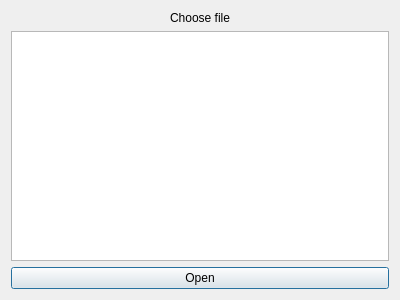
Above: client/dialog.ui from SimoneDutto/CollaborativeEditor before the change. Below: the same form after it.
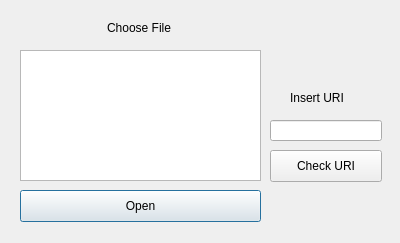
That is the form after the change.

Patch:
```diff
--- a/client/dialog.ui
+++ b/client/dialog.ui
@@ -7,34 +7,87 @@
     <x>0</x>
     <y>0</y>
     <width>400</width>
-    <height>300</height>
+    <height>243</height>
    </rect>
   </property>
   <property name="windowTitle">
    <string>Dialog</string>
   </property>
-  <layout class="QVBoxLayout" name="verticalLayout">
-   <item>
+  <widget class="QListWidget" name="listWidget">
+   <property name="geometry">
+    <rect>
+     <x>20</x>
+     <y>50</y>
+     <width>241</width>
+     <height>131</height>
+    </rect>
+   </property>
+  </widget>
     <widget class="QLabel" name="label">
+   <property name="geometry">
+    <rect>
+     <x>100</x>
+     <y>20</y>
+     <width>78</width>
+     <height>16</height>
+    </rect>
+   </property>
      <property name="text">
-      <string>Choose file</string>
+    <string>Choose File</string>
      </property>
      <property name="alignment">
       <set>Qt::AlignCenter</set>
      </property>
     </widget>
-   </item>
-   <item>
-    <widget class="QListWidget" name="listWidget"/>
-   </item>
-   <item>
     <widget class="QPushButton" name="pushButton">
+   <property name="geometry">
+    <rect>
+     <x>20</x>
+     <y>190</y>
+     <width>241</width>
+     <height>32</height>
+    </rect>
+   </property>
      <property name="text">
       <string>Open</string>
      </property>
     </widget>
-   </item>
-  </layout>
+  <widget class="QLabel" name="label_2">
+   <property name="geometry">
+    <rect>
+     <x>290</x>
+     <y>90</y>
+     <width>60</width>
+     <height>16</height>
+    </rect>
+   </property>
+   <property name="text">
+    <string>Insert URI</string>
+   </property>
+  </widget>
+  <widget class="QPushButton" name="pushButton_2">
+   <property name="geometry">
+    <rect>
+     <x>270</x>
+     <y>150</y>
+     <width>112</width>
+     <height>32</height>
+    </rect>
+   </property>
+   <property name="text">
+    <string>Check URI</string>
+   </property>
+  </widget>
+  <widget class="QLineEdit" name="lineEdit">
+   <property name="geometry">
+    <rect>
+     <x>270</x>
+     <y>120</y>
+     <width>112</width>
+     <height>21</height>
+    </rect>
+   </property>
+  </widget>
  </widget>
  <resources/>
  <connections/>
```
Lines whose indentation alone changed are shown as unchanged.
